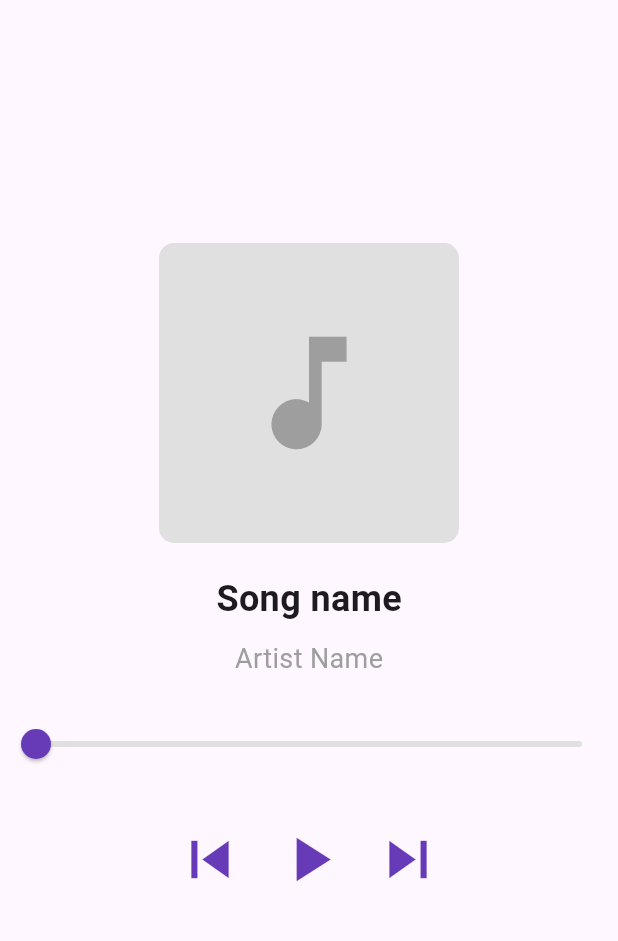
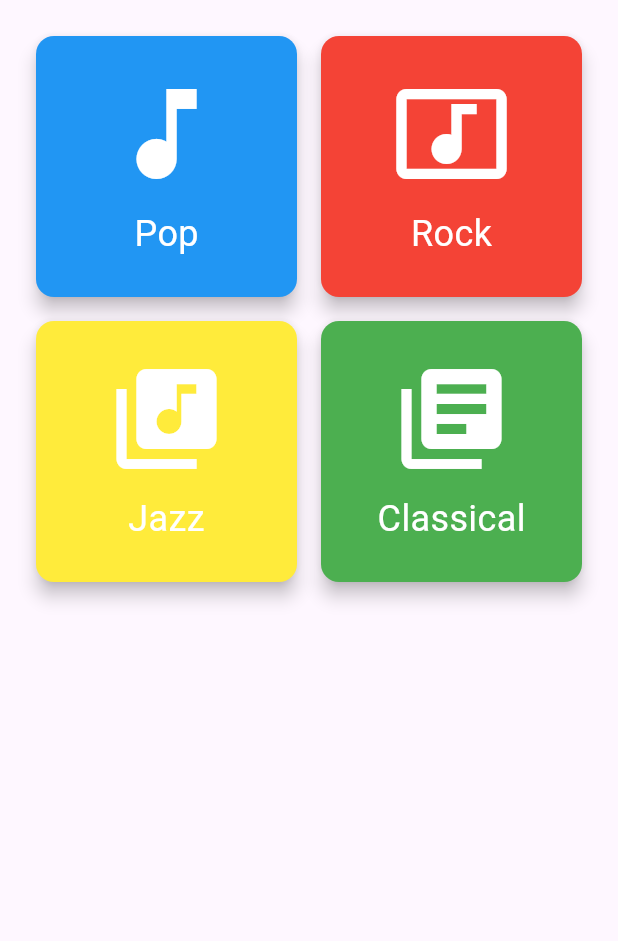
Before and after one commit to MohitTiwariBytes/SangeetSarovar-Mobile-, a Flutter app: the screen it shows after launch, on a phone screen of 412 x 824 dp, the part 84-1025 px from its top. Run offline on Flutter 3.47's test engine with Material 3 defaults, Android fonts, the phone set to English and light mode, and no system bars; our stand-ins replace just_audio.

Commit message:
Finally completed the app

```diff
--- a/lib/main.dart
+++ b/lib/main.dart
@@ -1,10 +1,11 @@
 import 'package:flutter/material.dart';
+import 'package:http/http.dart' as http;
+import 'dart:convert'; // ......
+import 'package:just_audio/just_audio.dart';
 
 void main() {
   runApp(const MyApp());
 }
-
-//Coded by Mohit Tiwari
 
 class MyApp extends StatelessWidget {
   const MyApp({super.key});
@@ -12,44 +13,19 @@ class MyApp extends StatelessWidget {
   @override
   Widget build(BuildContext context) {
     return MaterialApp(
-      //Coded by Mohit Tiwari
-      title: 'Sangeet Sarovar',
+      title: 'Sangeet Sarovar - By Mohit Tiwari',
       theme: ThemeData(
         colorScheme: ColorScheme.fromSeed(seedColor: Colors.deepPurple),
         useMaterial3: true,
       ),
-      debugShowCheckedModeBanner:
-          false, // remove debug badge con i dont want it Coded by Mohit Tiwari
-      home: const MyHomePage(),
+      debugShowCheckedModeBanner: false,
+      home: const HomePage(),
     );
   }
 }
 
-class MyHomePage extends StatefulWidget {
-  const MyHomePage({super.key});
-
-  @override
-  State<MyHomePage> createState() => _MyHomePageState();
-}
-
-class _MyHomePageState extends State<MyHomePage> {
-  bool _isPlaying = false;
-  double _progress = 0.0;
-
-  void _togglePlayPause() {
-    setState(() {
-      _isPlaying = !_isPlaying;
-    });
-  }
-
-  void _previousSong() {
-    // previuos song logic will go here
-    print("Previous song");
-  }
-
-  void _nextSong() {
-    // next soong loginc will go here
-  }
+class HomePage extends StatelessWidget {
+  const HomePage({super.key});
 
   @override
   Widget build(BuildContext context) {
@@ -58,47 +34,184 @@ class _MyHomePageState extends State<MyHomePage> {
         title: const Text('Sangeet Sarovar'),
         backgroundColor: Theme.of(context).colorScheme.inversePrimary,
       ),
-      body: Center(
+      body: GridView.count(
+        crossAxisCount: 2,
+        padding: const EdgeInsets.all(16.0),
+        children: <Widget>[
+          MusicGenreCard(
+              genre: 'Pop', icon: Icons.music_note, color: Colors.blue),
+          MusicGenreCard(
+              genre: 'Rock', icon: Icons.music_video, color: Colors.red),
+          MusicGenreCard(
+              genre: 'Jazz', icon: Icons.library_music, color: Colors.yellow),
+          MusicGenreCard(
+              genre: 'Classical',
+              icon: Icons.library_books,
+              color: Colors.green),
+        ],
+      ),
+    );
+  }
+}
+
+class MusicGenreCard extends StatelessWidget {
+  final String genre;
+  final IconData icon;
+  final Color color;
+
+  const MusicGenreCard(
+      {required this.genre,
+      required this.icon,
+      required this.color,
+      super.key});
+
+  @override
+  Widget build(BuildContext context) {
+    return Card(
+      elevation: 5,
+      color: color,
+      margin: const EdgeInsets.all(8.0),
+      child: InkWell(
+        onTap: () {
+          Navigator.push(
+            context,
+            MaterialPageRoute(
+              builder: (context) => MusicPage(genre: genre),
+            ),
+          );
+        },
+        child: Center(
           child: Column(
             mainAxisAlignment: MainAxisAlignment.center,
             children: <Widget>[
-            // album image
-            Container(
-              width: 200,
-              height: 200,
-              decoration: BoxDecoration(
-                color: Colors.grey[300],
-                borderRadius: BorderRadius.circular(10),
+              Icon(icon, size: 80, color: Colors.white),
+              const SizedBox(height: 10),
+              Text(
+                genre,
+                style: const TextStyle(fontSize: 24, color: Colors.white),
               ),
-              child: const Center(
-                child: Icon(Icons.music_note, size: 100, color: Colors.grey),
+            ],
           ),
         ),
-            const SizedBox(height: 20),
-            // song name
-            const Text(
-              'Song name',
-              style: TextStyle(fontSize: 24, fontWeight: FontWeight.bold),
       ),
-            const SizedBox(height: 10),
-            // Artist name
-            const Text(
-              'Artist Name',
-              style: TextStyle(fontSize: 18, color: Colors.grey),
+    );
+  }
+}
+
+class MusicPage extends StatefulWidget {
+  final String genre;
+
+  const MusicPage({required this.genre, super.key});
+
+  @override
+  State<MusicPage> createState() => _MusicPageState();
+}
+
+class _MusicPageState extends State<MusicPage> {
+  late AudioPlayer _player;
+  List<Map<String, String>> _tracks = [];
+  int _currentTrackIndex = 0;
+  bool _isPlaying = false;
+
+  @override
+  void initState() {
+    super.initState();
+    _player = AudioPlayer();
+    _fetchTracks();
+  }
+
+  // the hardest code i ever wrote in my life ----->>
+
+  Future<void> _fetchTracks() async {
+    final response = await http.get(Uri.parse(
+        'https://api.jamendo.com/v3.0/tracks?client_id=8428cdd9&format=json&genre={widget.genre}'));
+
+    if (response.statusCode == 200) {
+      final data = json.decode(response.body) as Map<String, dynamic>;
+      final List<dynamic>? tracks = data['results'] as List<dynamic>?;
+
+      setState(() {
+        _tracks = tracks?.map((dynamic track) {
+              final Map<String, dynamic> trackMap =
+                  track as Map<String, dynamic>;
+              return {
+                'title': trackMap['name'] as String? ??
+                    'Unknown Title', // setting the title to unknown title if the music is'nt available
+                'url': trackMap['preview'] as String? ?? '', // same here
+              };
+            }).toList() ??
+            [];
+
+        if (_tracks.isNotEmpty) {
+          _playTrack(_currentTrackIndex);
+        }
+      });
+    } else {
+      throw Exception('Failed to load tracks'); // throw the error
+    }
+  }
+
+  void _playTrack(int index) {
+    if (index < 0 || index >= _tracks.length) return;
+
+    setState(() {
+      _currentTrackIndex = index;
+      _player.setUrl(_tracks[_currentTrackIndex]['audio']!);
+      _player.play();
+      _isPlaying = true;
+    });
+  }
+
+  void _togglePlayPause() {
+    setState(() {
+      if (_isPlaying) {
+        _player.pause();
+      } else {
+        _player.play();
+      }
+      _isPlaying = !_isPlaying;
+    });
+  }
+
+  void _previousTrack() {
+    if (_tracks.isNotEmpty) {
+      final newIndex =
+          (_currentTrackIndex - 1 + _tracks.length) % _tracks.length;
+      _playTrack(newIndex);
+    }
+  }
+
+  void _nextTrack() {
+    if (_tracks.isNotEmpty) {
+      final newIndex = (_currentTrackIndex + 1) % _tracks.length;
+      _playTrack(newIndex);
+    }
+  }
+
+  @override
+  void dispose() {
+    _player.dispose();
+    //Coded by Mohit Tiwari
+    super.dispose();
+  }
+
+  @override
+  Widget build(BuildContext context) {
+    return Scaffold(
+      appBar: AppBar(
+        title: Text('Sangeet Sarovar - ${widget.genre}'),
+        backgroundColor: Theme.of(context).colorScheme.inversePrimary,
       ),
-            const SizedBox(height: 20),
-            // Progress Bar
-            Slider(
-              value: _progress,
-              onChanged: (value) {
-                setState(() {
-                  _progress = value;
-                });
-              },
-              min: 0.0,
-              max: 1.0,
-              activeColor: Colors.deepPurple,
-              inactiveColor: Colors.grey[300],
+      body: Center(
+        child: _tracks.isEmpty
+            ? const CircularProgressIndicator()
+            : Column(
+                mainAxisAlignment: MainAxisAlignment.center,
+                children: <Widget>[
+                  Text(
+                    _tracks[_currentTrackIndex]['title'] ?? 'No Title',
+                    style: const TextStyle(
+                        fontSize: 24, fontWeight: FontWeight.bold),
                   ),
                   const SizedBox(height: 20),
                   // Control Buttons
@@ -108,7 +221,7 @@ class _MyHomePageState extends State<MyHomePage> {
                       IconButton(
                         icon: const Icon(Icons.skip_previous,
                             size: 50, color: Colors.deepPurple),
-                  onPressed: _previousSong,
+                        onPressed: _previousTrack,
                       ),
                       IconButton(
                         icon: Icon(
@@ -121,7 +234,7 @@ class _MyHomePageState extends State<MyHomePage> {
                       IconButton(
                         icon: const Icon(Icons.skip_next,
                             size: 50, color: Colors.deepPurple),
-                  onPressed: _nextSong,
+                        onPressed: _nextTrack,
                       ),
                     ],
                   ),
--- a/pubspec.yaml
+++ b/pubspec.yaml
@@ -30,7 +30,8 @@ environment:
 dependencies:
   flutter:
     sdk: flutter
-
+  http: ^1.2.2
+  just_audio: ^0.9.0
 
   # The following adds the Cupertino Icons font to your application.
   # Use with the CupertinoIcons class for iOS style icons.
```
Also changed, not shown: pubspec.lock, 2 other files. Lines whose indentation alone changed are shown as unchanged.
